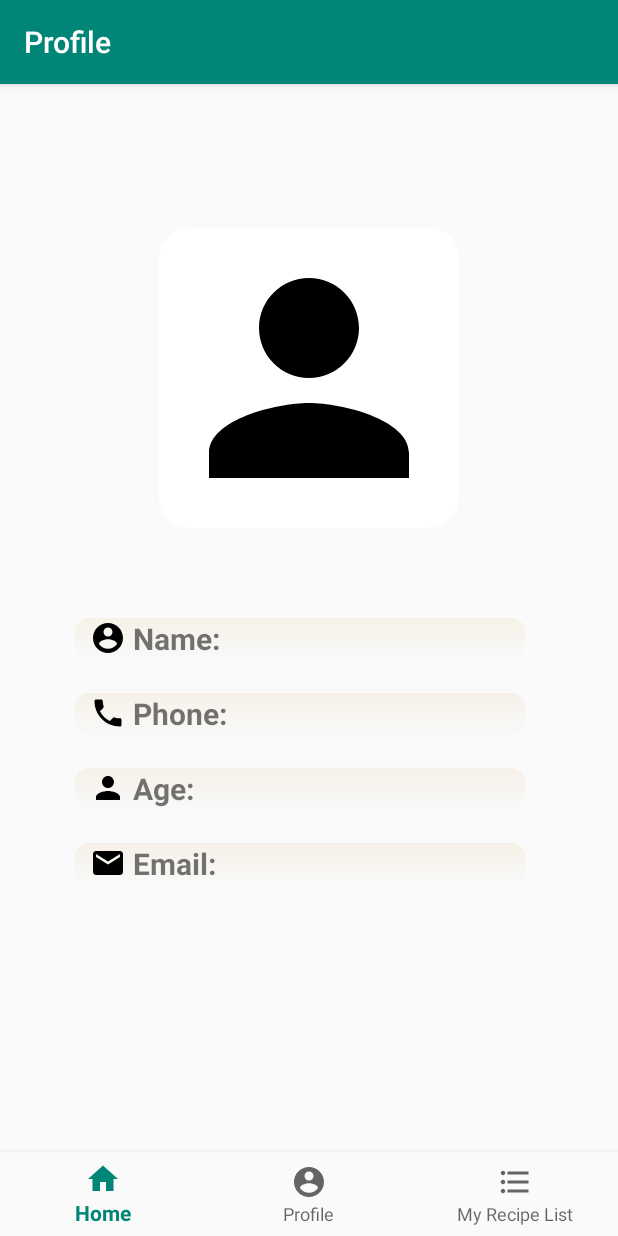
After one commit to tejaspatel083/SDT_PROJECT, an Android app: the DashboardFragment screen opened through its navigation route, on a phone screen of 412 x 824 dp. The commit adds this screen. Run offline under Robolectric (Android 15) with nearby library versions, the phone set to English and light mode, and no system bars; our stand-ins replace navigation-ui; 2 statements that could not run were skipped.

Commit message:
Home Page Created

```diff
--- a/app/build.gradle
+++ b/app/build.gradle
@@ -10,6 +10,7 @@ android {
         versionCode 1
         versionName "1.0"
         testInstrumentationRunner "androidx.test.runner.AndroidJUnitRunner"
+        vectorDrawables.useSupportLibrary = true
     }
     buildTypes {
         release {
@@ -23,6 +24,11 @@ dependencies {
     implementation fileTree(dir: 'libs', include: ['*.jar'])
     implementation 'androidx.appcompat:appcompat:1.1.0'
     implementation 'androidx.constraintlayout:constraintlayout:1.1.3'
+    implementation 'com.google.android.material:material:1.0.0'
+    implementation 'androidx.vectordrawable:vectordrawable:1.0.1'
+    implementation 'androidx.navigation:navigation-fragment:2.0.0'
+    implementation 'androidx.navigation:navigation-ui:2.0.0'
+    implementation 'androidx.lifecycle:lifecycle-extensions:2.0.0'
     testImplementation 'junit:junit:4.12'
     androidTestImplementation 'androidx.test.ext:junit:1.1.1'
     androidTestImplementation 'androidx.test.espresso:espresso-core:3.2.0'
--- a/app/src/main/AndroidManifest.xml
+++ b/app/src/main/AndroidManifest.xml
@@ -9,7 +9,10 @@
         android:roundIcon="@mipmap/ic_launcher_round"
         android:supportsRtl="true"
         android:theme="@style/AppTheme">
-        <activity android:name=".ForgotPassword"></activity>
+        <activity
+            android:name=".HomePage"
+            android:label="@string/title_activity_home_page"></activity>
+        <activity android:name=".ForgotPassword" />
         <activity android:name=".CreateAccount" />
         <activity android:name=".MainActivity">
             <intent-filter>
--- /dev/null
+++ b/app/src/main/java/com/example/myrecipe_sdt/HomePage.java
@@ -0,0 +1,30 @@
+package com.example.myrecipe_sdt;
+
+import android.os.Bundle;
+
+import com.google.android.material.bottomnavigation.BottomNavigationView;
+
+import androidx.appcompat.app.AppCompatActivity;
+import androidx.navigation.NavController;
+import androidx.navigation.Navigation;
+import androidx.navigation.ui.AppBarConfiguration;
+import androidx.navigation.ui.NavigationUI;
+
+public class HomePage extends AppCompatActivity {
+
+    @Override
+    protected void onCreate(Bundle savedInstanceState) {
+        super.onCreate(savedInstanceState);
+        setContentView(R.layout.activity_home_page);
+        BottomNavigationView navView = findViewById(R.id.nav_view);
+        // Passing each menu ID as a set of Ids because each
+        // menu should be considered as top level destinations.
+        AppBarConfiguration appBarConfiguration = new AppBarConfiguration.Builder(
+                R.id.navigation_home, R.id.navigation_dashboard, R.id.navigation_notifications)
+                .build();
+        NavController navController = Navigation.findNavController(this, R.id.nav_host_fragment);
+        NavigationUI.setupActionBarWithNavController(this, navController, appBarConfiguration);
+        NavigationUI.setupWithNavController(navView, navController);
+    }
+
+}
--- /dev/null
+++ b/app/src/main/java/com/example/myrecipe_sdt/ui/dashboard/DashboardFragment.java
@@ -0,0 +1,35 @@
+package com.example.myrecipe_sdt.ui.dashboard;
+
+import android.os.Bundle;
+import android.view.LayoutInflater;
+import android.view.View;
+import android.view.ViewGroup;
+import android.widget.TextView;
+
+import androidx.annotation.Nullable;
+import androidx.annotation.NonNull;
+import androidx.fragment.app.Fragment;
+import androidx.lifecycle.Observer;
+import androidx.lifecycle.ViewModelProviders;
+
+import com.example.myrecipe_sdt.R;
+
+public class DashboardFragment extends Fragment {
+
+    private DashboardViewModel dashboardViewModel;
+
+    public View onCreateView(@NonNull LayoutInflater inflater,
+                             ViewGroup container, Bundle savedInstanceState) {
+        dashboardViewModel =
+                ViewModelProviders.of(this).get(DashboardViewModel.class);
+        View root = inflater.inflate(R.layout.fragment_dashboard, container, false);
+        final TextView textView = root.findViewById(R.id.text_dashboard);
+        dashboardViewModel.getText().observe(this, new Observer<String>() {
+            @Override
+            public void onChanged(@Nullable String s) {
+                textView.setText(s);
+            }
+        });
+        return root;
+    }
+}
--- /dev/null
+++ b/app/src/main/java/com/example/myrecipe_sdt/ui/dashboard/DashboardViewModel.java
@@ -0,0 +1,19 @@
+package com.example.myrecipe_sdt.ui.dashboard;
+
+import androidx.lifecycle.LiveData;
+import androidx.lifecycle.MutableLiveData;
+import androidx.lifecycle.ViewModel;
+
+public class DashboardViewModel extends ViewModel {
+
+    private MutableLiveData<String> mText;
+
+    public DashboardViewModel() {
+        mText = new MutableLiveData<>();
+        mText.setValue("This is dashboard fragment");
+    }
+
+    public LiveData<String> getText() {
+        return mText;
+    }
+}
--- /dev/null
+++ b/app/src/main/java/com/example/myrecipe_sdt/ui/home/HomeFragment.java
@@ -0,0 +1,35 @@
+package com.example.myrecipe_sdt.ui.home;
+
+import android.os.Bundle;
+import android.view.LayoutInflater;
+import android.view.View;
+import android.view.ViewGroup;
+import android.widget.TextView;
+
+import androidx.annotation.Nullable;
+import androidx.annotation.NonNull;
+import androidx.fragment.app.Fragment;
+import androidx.lifecycle.Observer;
+import androidx.lifecycle.ViewModelProviders;
+
+import com.example.myrecipe_sdt.R;
+
+public class HomeFragment extends Fragment {
+
+    private HomeViewModel homeViewModel;
+
+    public View onCreateView(@NonNull LayoutInflater inflater,
+                             ViewGroup container, Bundle savedInstanceState) {
+        homeViewModel =
+                ViewModelProviders.of(this).get(HomeViewModel.class);
+        View root = inflater.inflate(R.layout.fragment_home, container, false);
+        final TextView textView = root.findViewById(R.id.text_home);
+        homeViewModel.getText().observe(this, new Observer<String>() {
+            @Override
+            public void onChanged(@Nullable String s) {
+                textView.setText(s);
+            }
+        });
+        return root;
+    }
+}
--- /dev/null
+++ b/app/src/main/java/com/example/myrecipe_sdt/ui/home/HomeViewModel.java
@@ -0,0 +1,19 @@
+package com.example.myrecipe_sdt.ui.home;
+
+import androidx.lifecycle.LiveData;
+import androidx.lifecycle.MutableLiveData;
+import androidx.lifecycle.ViewModel;
+
+public class HomeViewModel extends ViewModel {
+
+    private MutableLiveData<String> mText;
+
+    public HomeViewModel() {
+        mText = new MutableLiveData<>();
+        mText.setValue("This is home fragment");
+    }
+
+    public LiveData<String> getText() {
+        return mText;
+    }
+}
--- /dev/null
+++ b/app/src/main/java/com/example/myrecipe_sdt/ui/notifications/NotificationsFragment.java
@@ -0,0 +1,35 @@
+package com.example.myrecipe_sdt.ui.notifications;
+
+import android.os.Bundle;
+import android.view.LayoutInflater;
+import android.view.View;
+import android.view.ViewGroup;
+import android.widget.TextView;
+
+import androidx.annotation.Nullable;
+import androidx.annotation.NonNull;
+import androidx.fragment.app.Fragment;
+import androidx.lifecycle.Observer;
+import androidx.lifecycle.ViewModelProviders;
+
+import com.example.myrecipe_sdt.R;
+
+public class NotificationsFragment extends Fragment {
+
+    private NotificationsViewModel notificationsViewModel;
+
+    public View onCreateView(@NonNull LayoutInflater inflater,
+                             ViewGroup container, Bundle savedInstanceState) {
+        notificationsViewModel =
+                ViewModelProviders.of(this).get(NotificationsViewModel.class);
+        View root = inflater.inflate(R.layout.fragment_notifications, container, false);
+        final TextView textView = root.findViewById(R.id.text_notifications);
+        notificationsViewModel.getText().observe(this, new Observer<String>() {
+            @Override
+            public void onChanged(@Nullable String s) {
+                textView.setText(s);
+            }
+        });
+        return root;
+    }
+}
--- /dev/null
+++ b/app/src/main/java/com/example/myrecipe_sdt/ui/notifications/NotificationsViewModel.java
@@ -0,0 +1,19 @@
+package com.example.myrecipe_sdt.ui.notifications;
+
+import androidx.lifecycle.LiveData;
+import androidx.lifecycle.MutableLiveData;
+import androidx.lifecycle.ViewModel;
+
+public class NotificationsViewModel extends ViewModel {
+
+    private MutableLiveData<String> mText;
+
+    public NotificationsViewModel() {
+        mText = new MutableLiveData<>();
+        mText.setValue("This is notifications fragment");
+    }
+
+    public LiveData<String> getText() {
+        return mText;
+    }
+}
--- /dev/null
+++ b/app/src/main/res/layout/activity_home_page.xml
@@ -0,0 +1,33 @@
+<?xml version="1.0" encoding="utf-8"?>
+<androidx.constraintlayout.widget.ConstraintLayout xmlns:android="http://schemas.android.com/apk/res/android"
+    xmlns:app="http://schemas.android.com/apk/res-auto"
+    android:id="@+id/container"
+    android:layout_width="match_parent"
+    android:layout_height="match_parent"
+    android:paddingTop="?attr/actionBarSize">
+
+    <com.google.android.material.bottomnavigation.BottomNavigationView
+        android:id="@+id/nav_view"
+        android:layout_width="0dp"
+        android:layout_height="wrap_content"
+        android:layout_marginStart="0dp"
+        android:layout_marginEnd="0dp"
+        android:background="?android:attr/windowBackground"
+        app:layout_constraintBottom_toBottomOf="parent"
+        app:layout_constraintLeft_toLeftOf="parent"
+        app:layout_constraintRight_toRightOf="parent"
+        app:menu="@menu/bottom_nav_menu" />
+
+    <fragment
+        android:id="@+id/nav_host_fragment"
+        android:name="androidx.navigation.fragment.NavHostFragment"
+        android:layout_width="match_parent"
+        android:layout_height="match_parent"
+        app:defaultNavHost="true"
+        app:layout_constraintBottom_toTopOf="@id/nav_view"
+        app:layout_constraintLeft_toLeftOf="parent"
+        app:layout_constraintRight_toRightOf="parent"
+        app:layout_constraintTop_toTopOf="parent"
+        app:navGraph="@navigation/mobile_navigation" />
+
+</androidx.constraintlayout.widget.ConstraintLayout>
--- /dev/null
+++ b/app/src/main/res/layout/fragment_dashboard.xml
@@ -0,0 +1,67 @@
+<?xml version="1.0" encoding="utf-8"?>
+<RelativeLayout xmlns:android="http://schemas.android.com/apk/res/android"
+    xmlns:app="http://schemas.android.com/apk/res-auto"
+    android:layout_width="match_parent"
+    android:layout_height="match_parent">
+
+    <ImageView
+        android:layout_width="200dp"
+        android:layout_height="200dp"
+        android:layout_centerHorizontal="true"
+        android:layout_marginTop="40dp"
+        android:background="@drawable/white_background"
+        app:srcCompat="@drawable/ic_person_black_24dp"/>
+
+    <TextView
+        android:id="@+id/ProfileName"
+        android:layout_width="300dp"
+        android:layout_height="wrap_content"
+        android:text=" Name: "
+        android:layout_marginTop="300dp"
+        android:layout_marginLeft="50dp"
+        android:background="@drawable/text_background"
+        android:drawableLeft="@drawable/ic_account_circle_black_24dp"
+        android:textStyle="bold"
+        android:paddingLeft="10dp"
+        android:textSize="20dp"/>
+
+    <TextView
+        android:id="@+id/ProfilePhone"
+        android:layout_width="300dp"
+        android:layout_height="wrap_content"
+        android:text=" Phone: "
+        android:drawableLeft="@drawable/ic_local_phone_black_24dp"
+        android:layout_marginTop="350dp"
+        android:layout_marginLeft="50dp"
+        android:background="@drawable/text_background"
+        android:textStyle="bold"
+        android:paddingLeft="10dp"
+        android:textSize="20dp"/>
+
+    <TextView
+        android:id="@+id/ProfileAge"
+        android:layout_width="300dp"
+        android:layout_height="wrap_content"
+        android:text=" Age: "
+        android:drawableLeft="@drawable/ic_person_black_24dp"
+        android:layout_marginTop="400dp"
+        android:layout_marginLeft="50dp"
+        android:background="@drawable/text_background"
+        android:textStyle="bold"
+        android:paddingLeft="10dp"
+        android:textSize="20dp"/>
+
+    <TextView
+        android:id="@+id/ProfileEmail"
+        android:layout_width="300dp"
+        android:layout_height="wrap_content"
+        android:text=" Email: "
+        android:drawableLeft="@drawable/ic_email_black_24dp"
+        android:layout_marginTop="450dp"
+        android:layout_marginLeft="50dp"
+        android:background="@drawable/text_background"
+        android:textStyle="bold"
+        android:paddingLeft="10dp"
+        android:textSize="20dp"/>
+
+</RelativeLayout>
--- /dev/null
+++ b/app/src/main/res/layout/fragment_home.xml
@@ -0,0 +1,19 @@
+<?xml version="1.0" encoding="utf-8"?>
+<androidx.constraintlayout.widget.ConstraintLayout xmlns:android="http://schemas.android.com/apk/res/android"
+    xmlns:app="http://schemas.android.com/apk/res-auto"
+    android:layout_width="match_parent"
+    android:layout_height="match_parent">
+
+    <TextView
+        android:id="@+id/text_home"
+        android:layout_width="match_parent"
+        android:layout_height="wrap_content"
+        android:layout_marginStart="8dp"
+        android:layout_marginTop="8dp"
+        android:layout_marginEnd="8dp"
+        android:textAlignment="center"
+        android:textSize="20sp"
+        app:layout_constraintEnd_toEndOf="parent"
+        app:layout_constraintStart_toStartOf="parent"
+        app:layout_constraintTop_toTopOf="parent" />
+</androidx.constraintlayout.widget.ConstraintLayout>
--- /dev/null
+++ b/app/src/main/res/layout/fragment_notifications.xml
@@ -0,0 +1,19 @@
+<?xml version="1.0" encoding="utf-8"?>
+<androidx.constraintlayout.widget.ConstraintLayout xmlns:android="http://schemas.android.com/apk/res/android"
+    xmlns:app="http://schemas.android.com/apk/res-auto"
+    android:layout_width="match_parent"
+    android:layout_height="match_parent">
+
+    <TextView
+        android:id="@+id/text_notifications"
+        android:layout_width="match_parent"
+        android:layout_height="wrap_content"
+        android:layout_marginStart="8dp"
+        android:layout_marginTop="8dp"
+        android:layout_marginEnd="8dp"
+        android:textAlignment="center"
+        android:textSize="20sp"
+        app:layout_constraintEnd_toEndOf="parent"
+        app:layout_constraintStart_toStartOf="parent"
+        app:layout_constraintTop_toTopOf="parent" />
+</androidx.constraintlayout.widget.ConstraintLayout>
--- /dev/null
+++ b/app/src/main/res/menu/bottom_nav_menu.xml
@@ -0,0 +1,23 @@
+<?xml version="1.0" encoding="utf-8"?>
+<menu xmlns:android="http://schemas.android.com/apk/res/android"
+    xmlns:app="http://schemas.android.com/apk/res-auto">
+
+    <item
+        android:id="@+id/navigation_home"
+        android:icon="@drawable/ic_home_black_24dp"
+        android:title="@string/title_home"
+        app:showAsAction="ifRoom"/>
+
+    <item
+        android:id="@+id/navigation_MyProfile"
+        android:icon="@drawable/ic_account_circle_black_24dp"
+        android:title="@string/title_dashboard"
+        app:showAsAction="ifRoom"/>
+
+    <item
+        android:id="@+id/navigation_List"
+        android:icon="@drawable/ic_format_list_bulleted_black_24dp"
+        android:title="@string/title_notifications"
+        app:showAsAction="ifRoom"/>
+
+</menu>
--- /dev/null
+++ b/app/src/main/res/navigation/mobile_navigation.xml
@@ -0,0 +1,25 @@
+<?xml version="1.0" encoding="utf-8"?>
+<navigation xmlns:android="http://schemas.android.com/apk/res/android"
+    xmlns:app="http://schemas.android.com/apk/res-auto"
+    xmlns:tools="http://schemas.android.com/tools"
+    android:id="@+id/mobile_navigation"
+    app:startDestination="@+id/navigation_home">
+
+    <fragment
+        android:id="@+id/navigation_home"
+        android:name="com.example.myrecipe_sdt.ui.home.HomeFragment"
+        android:label="@string/title_home"
+        tools:layout="@layout/fragment_home" />
+
+    <fragment
+        android:id="@+id/navigation_dashboard"
+        android:name="com.example.myrecipe_sdt.ui.dashboard.DashboardFragment"
+        android:label="@string/title_dashboard"
+        tools:layout="@layout/fragment_dashboard" />
+
+    <fragment
+        android:id="@+id/navigation_notifications"
+        android:name="com.example.myrecipe_sdt.ui.notifications.NotificationsFragment"
+        android:label="@string/title_notifications"
+        tools:layout="@layout/fragment_notifications" />
+</navigation>
--- /dev/null
+++ b/app/src/main/res/values/dimens.xml
@@ -0,0 +1,5 @@
+<resources>
+    <!-- Default screen margins, per the Android Design guidelines. -->
+    <dimen name="activity_horizontal_margin">16dp</dimen>
+    <dimen name="activity_vertical_margin">16dp</dimen>
+</resources>
--- a/app/src/main/res/values/strings.xml
+++ b/app/src/main/res/values/strings.xml
@@ -1,3 +1,7 @@
 <resources>
     <string name="app_name">MyRecipe_SDT</string>
+    <string name="title_activity_home_page">HomePage</string>
+    <string name="title_home">Home</string>
+    <string name="title_dashboard">Profile</string>
+    <string name="title_notifications">My Recipe List</string>
 </resources>
```
